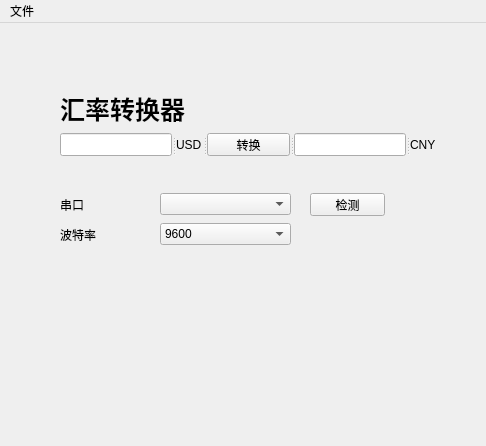
The window that mainWindow.ui (ChengShusss/pqm) describes before a commit, drawn with Qt 5.
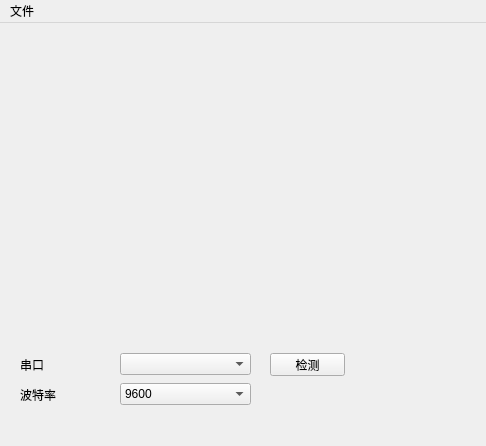
The same window after the commit.

What changed in the file:
```diff
--- a/mainWindow.ui
+++ b/mainWindow.ui
@@ -14,31 +14,11 @@
    <string>MainWindow</string>
   </property>
   <widget class="QWidget" name="centralwidget">
-   <widget class="QLabel" name="label_header">
-    <property name="geometry">
-     <rect>
-      <x>60</x>
-      <y>70</y>
-      <width>131</width>
-      <height>31</height>
-     </rect>
-    </property>
-    <property name="font">
-     <font>
-      <pointsize>19</pointsize>
-      <weight>75</weight>
-      <bold>true</bold>
-     </font>
-    </property>
-    <property name="text">
-     <string>汇率转换器</string>
-    </property>
-   </widget>
    <widget class="QComboBox" name="boud_list">
     <property name="geometry">
      <rect>
-      <x>160</x>
-      <y>200</y>
+      <x>120</x>
+      <y>360</y>
       <width>131</width>
       <height>22</height>
      </rect>
@@ -57,8 +37,8 @@
    <widget class="QLabel" name="label_USD_2">
     <property name="geometry">
      <rect>
-      <x>60</x>
-      <y>200</y>
+      <x>20</x>
+      <y>360</y>
       <width>41</width>
       <height>23</height>
      </rect>
@@ -70,8 +50,8 @@
    <widget class="QLabel" name="label_USD_3">
     <property name="geometry">
      <rect>
-      <x>60</x>
-      <y>170</y>
+      <x>20</x>
+      <y>330</y>
       <width>41</width>
       <height>23</height>
      </rect>
@@ -83,8 +63,8 @@
    <widget class="QComboBox" name="port_list">
     <property name="geometry">
      <rect>
-      <x>160</x>
-      <y>170</y>
+      <x>120</x>
+      <y>330</y>
       <width>131</width>
       <height>22</height>
      </rect>
@@ -93,8 +73,8 @@
    <widget class="QPushButton" name="btn_portScan">
     <property name="geometry">
      <rect>
-      <x>310</x>
-      <y>170</y>
+      <x>270</x>
+      <y>330</y>
       <width>75</width>
       <height>23</height>
      </rect>
@@ -103,35 +83,15 @@
      <string>检测</string>
     </property>
    </widget>
-   <widget class="QSplitter" name="splitter">
+   <widget class="QWidget" name="widget" native="true">
     <property name="geometry">
      <rect>
-      <x>60</x>
-      <y>110</y>
-      <width>377</width>
-      <height>23</height>
+      <x>40</x>
+      <y>40</y>
+      <width>421</width>
+      <height>261</height>
      </rect>
     </property>
-    <property name="orientation">
-     <enum>Qt::Horizontal</enum>
-    </property>
-    <widget class="QLineEdit" name="inputEdit"/>
-    <widget class="QLabel" name="label_USD">
-     <property name="text">
-      <string>USD</string>
-     </property>
-    </widget>
-    <widget class="QPushButton" name="btn_transform">
-     <property name="text">
-      <string>转换</string>
-     </property>
-    </widget>
-    <widget class="QLineEdit" name="outputEdit"/>
-    <widget class="QLabel" name="label_CNY">
-     <property name="text">
-      <string>CNY</string>
-     </property>
-    </widget>
    </widget>
   </widget>
   <widget class="QMenuBar" name="menubar">
```
Left out of the diff: 12 changed lines with no effect on the pictures.
